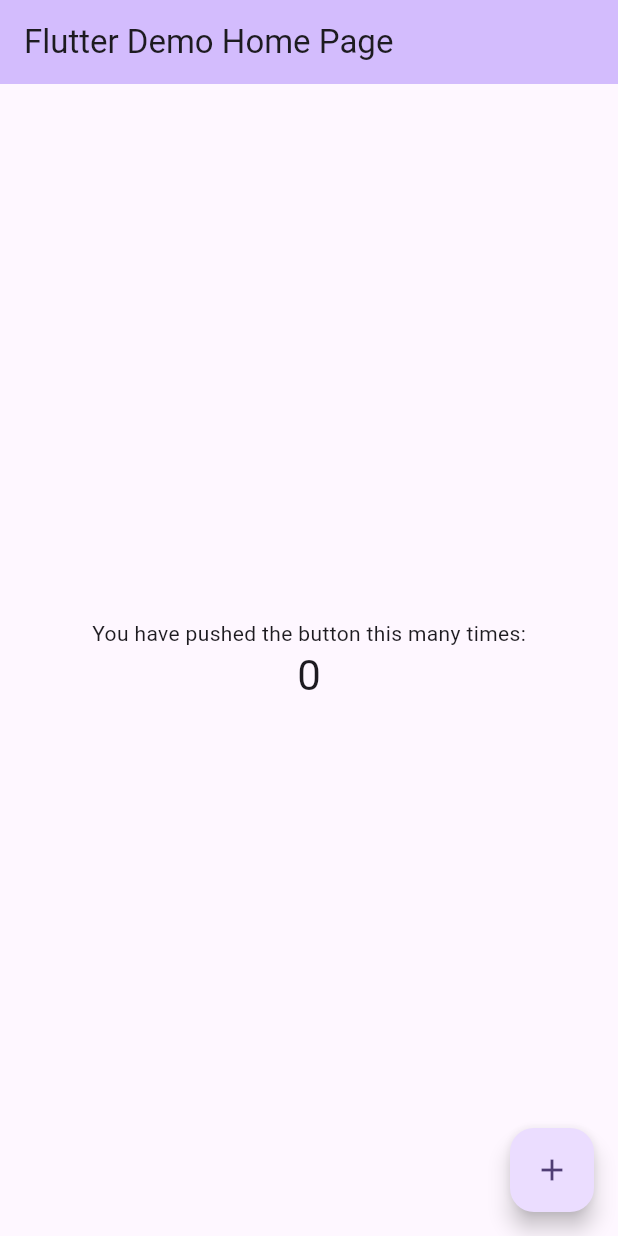
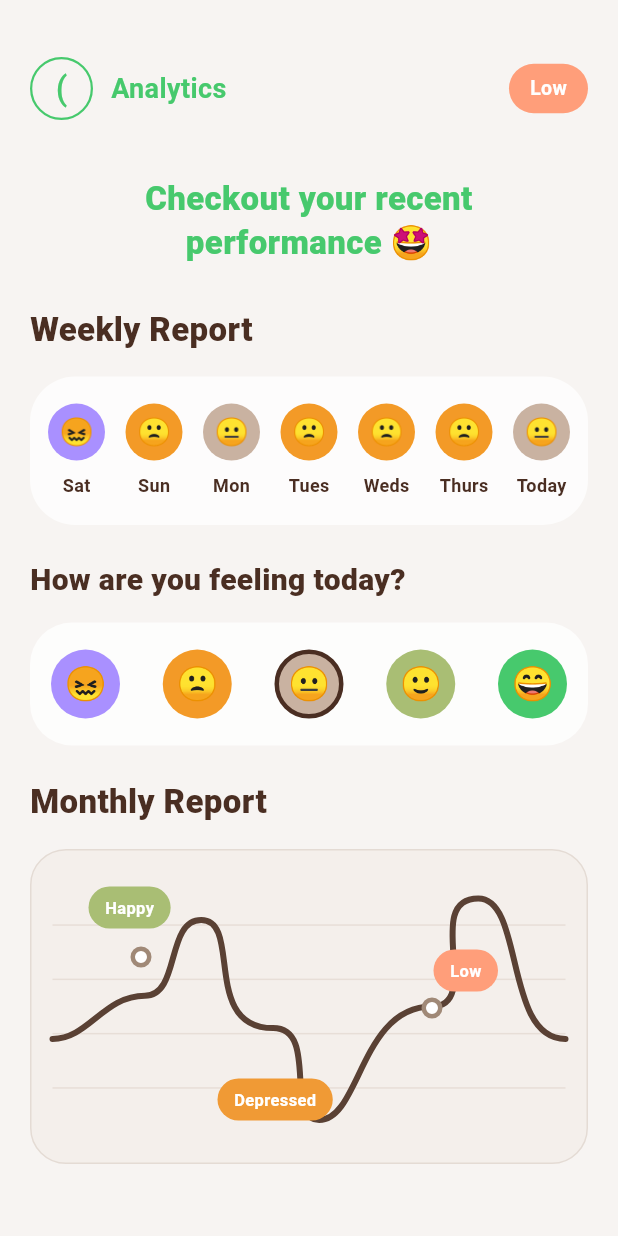
Before and after one commit to Steeve15/Assignment-MoKAM, a Flutter app: the screen it shows after launch, on a phone screen of 412 x 824 dp. Run offline on Flutter 3.47's test engine with Material 3 defaults, Android fonts, the phone set to English and light mode, and no system bars; our stand-ins replace cloud_firestore, firebase_core; accounts and stored records are empty.

Commit message:
Analytics screen added

```diff
--- /dev/null
+++ b/lib/controllers/analytics_controller.dart
@@ -0,0 +1,83 @@
+import '../models/analytics_model.dart';
+
+class AnalyticsController {
+  final List<MoodEntry> moodEntries = [
+    MoodEntry(
+      day: 'Sat',
+      emoji: '😖',
+      score: 1,
+      date: DateTime.now().subtract(const Duration(days: 6)),
+    ),
+    MoodEntry(
+      day: 'Sun',
+      emoji: '🙁',
+      score: 2,
+      date: DateTime.now().subtract(const Duration(days: 5)),
+    ),
+    MoodEntry(
+      day: 'Mon',
+      emoji: '😐',
+      score: 3,
+      date: DateTime.now().subtract(const Duration(days: 4)),
+    ),
+    MoodEntry(
+      day: 'Tues',
+      emoji: '🙁',
+      score: 2,
+      date: DateTime.now().subtract(const Duration(days: 3)),
+    ),
+    MoodEntry(
+      day: 'Weds',
+      emoji: '🙁',
+      score: 2,
+      date: DateTime.now().subtract(const Duration(days: 2)),
+    ),
+    MoodEntry(
+      day: 'Thurs',
+      emoji: '🙁',
+      score: 2,
+      date: DateTime.now().subtract(const Duration(days: 1)),
+    ),
+    MoodEntry(day: 'Today', emoji: '😐', score: 3, date: DateTime.now()),
+  ];
+
+  List<MoodEntry> getWeeklyMoods() {
+    return moodEntries;
+  }
+
+  MoodEntry getTodayMood() {
+    return moodEntries.firstWhere(
+      (entry) => entry.day == 'Today',
+      orElse: () =>
+          MoodEntry(day: 'Today', emoji: '😐', score: 3, date: DateTime.now()),
+    );
+  }
+
+  double getAverageMood() {
+    if (moodEntries.isEmpty) return 3.0;
+    final total = moodEntries.fold(0, (sum, item) => sum + item.score);
+    return total / moodEntries.length;
+  }
+
+  void updateTodayMood(String emoji, int score) {
+    final index = moodEntries.indexWhere((entry) => entry.day == 'Today');
+
+    if (index != -1) {
+      moodEntries[index] = MoodEntry(
+        day: 'Today',
+        emoji: emoji,
+        score: score,
+        date: DateTime.now(),
+      );
+    } else {
+      moodEntries.add(
+        MoodEntry(
+          day: 'Today',
+          emoji: emoji,
+          score: score,
+          date: DateTime.now(),
+        ),
+      );
+    }
+  }
+}
--- a/lib/main.dart
+++ b/lib/main.dart
@@ -1,6 +1,5 @@
 import 'package:flutter/material.dart';
-import 'package:firebase_core/firebase_core.dart';
-import 'firebase_options.dart';
+import '../views/analytics.dart';
 
 void main() {
   runApp(const MyApp());
@@ -9,124 +8,11 @@ void main() {
 class MyApp extends StatelessWidget {
   const MyApp({super.key});
 
-  // This widget is the root of your application.
   @override
   Widget build(BuildContext context) {
     return MaterialApp(
-      title: 'Flutter Demo',
-      theme: ThemeData(
-        // This is the theme of your application.
-        //
-        // TRY THIS: Try running your application with "flutter run". You'll see
-        // the application has a purple toolbar. Then, without quitting the app,
-        // try changing the seedColor in the colorScheme below to Colors.green
-        // and then invoke "hot reload" (save your changes or press the "hot
-        // reload" button in a Flutter-supported IDE, or press "r" if you used
-        // the command line to start the app).
-        //
-        // Notice that the counter didn't reset back to zero; the application
-        // state is not lost during the reload. To reset the state, use hot
-        // restart instead.
-        //
-        // This works for code too, not just values: Most code changes can be
-        // tested with just a hot reload.
-        colorScheme: ColorScheme.fromSeed(seedColor: Colors.deepPurple),
-      ),
-      home: const MyHomePage(title: 'Flutter Demo Home Page'),
+      debugShowCheckedModeBanner: false,
+      home: AnalyticsScreen(),
     );
   }
 }
-
-class MyHomePage extends StatefulWidget {
-  const MyHomePage({super.key, required this.title});
-
-  // This widget is the home page of your application. It is stateful, meaning
-  // that it has a State object (defined below) that contains fields that affect
-  // how it looks.
-
-  // This class is the configuration for the state. It holds the values (in this
-  // case the title) provided by the parent (in this case the App widget) and
-  // used by the build method of the State. Fields in a Widget subclass are
-  // always marked "final".
-
-  final String title;
-
-  @override
-  State<MyHomePage> createState() => _MyHomePageState();
-}
-
-class _MyHomePageState extends State<MyHomePage> {
-  int _counter = 0;
-
-  void _incrementCounter() {
-    setState(() {
-      // This call to setState tells the Flutter framework that something has
-      // changed in this State, which causes it to rerun the build method below
-      // so that the display can reflect the updated values. If we changed
-      // _counter without calling setState(), then the build method would not be
-      // called again, and so nothing would appear to happen.
-      _counter++;
-    });
-  }
-
-  void main() async {
-    WidgetsFlutterBinding.ensureInitialized();
-    await Firebase.initializeApp(
-      options: DefaultFirebaseOptions.currentPlatform,
-    );
-    runApp(const MyApp());
-  }
-
-  @override
-  Widget build(BuildContext context) {
-    // This method is rerun every time setState is called, for instance as done
-    // by the _incrementCounter method above.
-    //
-    // The Flutter framework has been optimized to make rerunning build methods
-    // fast, so that you can just rebuild anything that needs updating rather
-    // than having to individually change instances of widgets.
-    return Scaffold(
-      appBar: AppBar(
-        // TRY THIS: Try changing the color here to a specific color (to
-        // Colors.amber, perhaps?) and trigger a hot reload to see the AppBar
-        // change color while the other colors stay the same.
-        backgroundColor: Theme.of(context).colorScheme.inversePrimary,
-        // Here we take the value from the MyHomePage object that was created by
-        // the App.build method, and use it to set our appbar title.
-        title: Text(widget.title),
-      ),
-      body: Center(
-        // Center is a layout widget. It takes a single child and positions it
-        // in the middle of the parent.
-        child: Column(
-          // Column is also a layout widget. It takes a list of children and
-          // arranges them vertically. By default, it sizes itself to fit its
-          // children horizontally, and tries to be as tall as its parent.
-          //
-          // Column has various properties to control how it sizes itself and
-          // how it positions its children. Here we use mainAxisAlignment to
-          // center the children vertically; the main axis here is the vertical
-          // axis because Columns are vertical (the cross axis would be
-          // horizontal).
-          //
-          // TRY THIS: Invoke "debug painting" (choose the "Toggle Debug Paint"
-          // action in the IDE, or press "p" in the console), to see the
-          // wireframe for each widget.
-          mainAxisAlignment: MainAxisAlignment.center,
-          children: <Widget>[
-            const Text('You have pushed the button this many times:'),
-            Text(
-              '$_counter',
-              style: Theme.of(context).textTheme.headlineMedium,
-            ),
-          ],
-        ),
-      ),
-      floatingActionButton: FloatingActionButton(
-        onPressed: _incrementCounter,
-        tooltip: 'Increment',
-        child: const Icon(Icons.add),
-      ), // This trailing comma makes auto-formatting nicer for build methods.
-    );
-  }
-}
--- /dev/null
+++ b/lib/models/analytics_model.dart
@@ -0,0 +1,31 @@
+class MoodEntry {
+  final String day;
+  final String emoji;
+  final int score;
+  final DateTime date;
+
+  MoodEntry({
+    required this.day,
+    required this.emoji,
+    required this.score,
+    required this.date,
+  });
+
+  Map<String, dynamic> toMap() {
+    return {
+      'day': day,
+      'emoji': emoji,
+      'score': score,
+      'date': date.toIso8601String(),
+    };
+  }
+
+  factory MoodEntry.fromMap(Map<String, dynamic> map) {
+    return MoodEntry(
+      day: map['day'] ?? '',
+      emoji: map['emoji'] ?? '',
+      score: map['score'] ?? 3,
+      date: DateTime.parse(map['date']),
+    );
+  }
+}
--- /dev/null
+++ b/lib/views/analytics.dart
@@ -0,0 +1,484 @@
+import 'package:flutter/material.dart';
+import '../controllers/analytics_controller.dart';
+import '../models/analytics_model.dart';
+
+class AnalyticsScreen extends StatefulWidget {
+  const AnalyticsScreen({super.key});
+
+  @override
+  State<AnalyticsScreen> createState() => _AnalyticsScreenState();
+}
+
+class _AnalyticsScreenState extends State<AnalyticsScreen> {
+  final AnalyticsController controller = AnalyticsController();
+
+  final List<Map<String, dynamic>> emojiOptions = [
+    {'emoji': '😖', 'score': 1},
+    {'emoji': '🙁', 'score': 2},
+    {'emoji': '😐', 'score': 3},
+    {'emoji': '🙂', 'score': 4},
+    {'emoji': '😄', 'score': 5},
+  ];
+
+  String selectedEmoji = '😐';
+  int selectedScore = 3;
+
+  @override
+  void initState() {
+    super.initState();
+    selectedEmoji = controller.getTodayMood().emoji;
+    selectedScore = controller.getTodayMood().score;
+  }
+
+  Color getMoodColor(int score) {
+    switch (score) {
+      case 5:
+        return const Color(0xFF47C96D);
+      case 4:
+        return const Color(0xFFA9BE74);
+      case 3:
+        return const Color(0xFFC9B2A1);
+      case 2:
+        return const Color(0xFFF39A27);
+      case 1:
+      default:
+        return const Color(0xFFA990FF);
+    }
+  }
+
+  void selectMood(String emoji, int score) {
+    setState(() {
+      selectedEmoji = emoji;
+      selectedScore = score;
+      controller.updateTodayMood(emoji, score);
+    });
+  }
+
+  @override
+  Widget build(BuildContext context) {
+    final List<MoodEntry> moods = controller.getWeeklyMoods();
+    final double averageMood = controller.getAverageMood();
+
+    return Scaffold(
+      backgroundColor: const Color(0xFFF7F4F2),
+      body: SafeArea(
+        child: SingleChildScrollView(
+          padding: const EdgeInsets.symmetric(horizontal: 20, vertical: 12),
+          child: Column(
+            crossAxisAlignment: CrossAxisAlignment.start,
+            children: [
+              const SizedBox(height: 26),
+
+              Row(
+                children: [
+                  Container(
+                    width: 42,
+                    height: 42,
+                    decoration: BoxDecoration(
+                      shape: BoxShape.circle,
+                      border: Border.all(
+                        color: const Color(0xFF47C96D),
+                        width: 1.5,
+                      ),
+                    ),
+                    child: const Center(
+                      child: Text(
+                        "(",
+                        style: TextStyle(
+                          color: Color(0xFF47C96D),
+                          fontSize: 22,
+                          fontWeight: FontWeight.w500,
+                        ),
+                      ),
+                    ),
+                  ),
+                  const SizedBox(width: 12),
+                  const Text(
+                    "Analytics",
+                    style: TextStyle(
+                      color: Color(0xFF47C96D),
+                      fontSize: 18,
+                      fontWeight: FontWeight.w700,
+                    ),
+                  ),
+                  const Spacer(),
+                  Container(
+                    padding: const EdgeInsets.symmetric(
+                      horizontal: 14,
+                      vertical: 7,
+                    ),
+                    decoration: BoxDecoration(
+                      color: const Color(0xFFFF9E7A),
+                      borderRadius: BorderRadius.circular(20),
+                    ),
+                    child: const Text(
+                      "Low",
+                      style: TextStyle(
+                        color: Colors.white,
+                        fontWeight: FontWeight.w700,
+                        fontSize: 13,
+                      ),
+                    ),
+                  ),
+                ],
+              ),
+
+              const SizedBox(height: 38),
+
+              const Center(
+                child: Text(
+                  "Checkout your recent\nperformance 🤩",
+                  textAlign: TextAlign.center,
+                  style: TextStyle(
+                    color: Color(0xFF47C96D),
+                    fontSize: 22,
+                    fontWeight: FontWeight.w800,
+                    height: 1.3,
+                  ),
+                ),
+              ),
+
+              const SizedBox(height: 28),
+
+              const Text(
+                "Weekly Report",
+                style: TextStyle(
+                  color: Color(0xFF4A2E22),
+                  fontSize: 22,
+                  fontWeight: FontWeight.w900,
+                ),
+              ),
+
+              const SizedBox(height: 16),
+
+              Container(
+                width: double.infinity,
+                padding: const EdgeInsets.symmetric(
+                  horizontal: 12,
+                  vertical: 18,
+                ),
+                decoration: BoxDecoration(
+                  color: Colors.white.withOpacity(0.75),
+                  borderRadius: BorderRadius.circular(30),
+                ),
+                child: Row(
+                  mainAxisAlignment: MainAxisAlignment.spaceBetween,
+                  children: moods.map((mood) {
+                    return MoodDayWidget(
+                      emoji: mood.emoji,
+                      day: mood.day,
+                      bgColor: getMoodColor(mood.score),
+                    );
+                  }).toList(),
+                ),
+              ),
+
+              const SizedBox(height: 22),
+
+              const Text(
+                "How are you feeling today?",
+                style: TextStyle(
+                  color: Color(0xFF4A2E22),
+                  fontSize: 20,
+                  fontWeight: FontWeight.w900,
+                ),
+              ),
+
+              const SizedBox(height: 14),
+
+              Container(
+                width: double.infinity,
+                padding: const EdgeInsets.symmetric(
+                  horizontal: 14,
+                  vertical: 18,
+                ),
+                decoration: BoxDecoration(
+                  color: Colors.white.withOpacity(0.78),
+                  borderRadius: BorderRadius.circular(28),
+                ),
+                child: Row(
+                  mainAxisAlignment: MainAxisAlignment.spaceBetween,
+                  children: emojiOptions.map((item) {
+                    final bool isSelected = selectedEmoji == item['emoji'];
+
+                    return GestureDetector(
+                      onTap: () => selectMood(
+                        item['emoji'] as String,
+                        item['score'] as int,
+                      ),
+                      child: AnimatedContainer(
+                        duration: const Duration(milliseconds: 200),
+                        width: 46,
+                        height: 46,
+                        decoration: BoxDecoration(
+                          color: getMoodColor(item['score'] as int),
+                          shape: BoxShape.circle,
+                          border: isSelected
+                              ? Border.all(
+                                  color: const Color(0xFF4A2E22),
+                                  width: 3,
+                                )
+                              : null,
+                        ),
+                        child: Center(
+                          child: Text(
+                            item['emoji'] as String,
+                            style: const TextStyle(fontSize: 22),
+                          ),
+                        ),
+                      ),
+                    );
+                  }).toList(),
+                ),
+              ),
+
+              const SizedBox(height: 22),
+
+              const Text(
+                "Monthly Report",
+                style: TextStyle(
+                  color: Color(0xFF4A2E22),
+                  fontSize: 22,
+                  fontWeight: FontWeight.w900,
+                ),
+              ),
+
+              const SizedBox(height: 16),
+
+              MonthlyGraphCard(averageMood: averageMood),
+
+              const SizedBox(height: 12),
+            ],
+          ),
+        ),
+      ),
+    );
+  }
+}
+
+class MoodDayWidget extends StatelessWidget {
+  final String emoji;
+  final String day;
+  final Color bgColor;
+
+  const MoodDayWidget({
+    super.key,
+    required this.emoji,
+    required this.day,
+    required this.bgColor,
+  });
+
+  @override
+  Widget build(BuildContext context) {
+    return Column(
+      children: [
+        Container(
+          width: 38,
+          height: 38,
+          decoration: BoxDecoration(color: bgColor, shape: BoxShape.circle),
+          child: Center(
+            child: Text(emoji, style: const TextStyle(fontSize: 18)),
+          ),
+        ),
+        const SizedBox(height: 8),
+        Text(
+          day,
+          style: const TextStyle(
+            color: Color(0xFF4A2E22),
+            fontWeight: FontWeight.w700,
+            fontSize: 12,
+          ),
+        ),
+      ],
+    );
+  }
+}
+
+class MonthlyGraphCard extends StatelessWidget {
+  final double averageMood;
+
+  const MonthlyGraphCard({super.key, required this.averageMood});
+
+  String getMoodLabel(double value) {
+    if (value >= 4) return "Happy";
+    if (value >= 3) return "Neutral";
+    if (value >= 2) return "Low";
+    return "Depressed";
+  }
+
+  Color getMoodColor(double value) {
+    if (value >= 4) return const Color(0xFFA9BE74);
+    if (value >= 3) return const Color(0xFFA47A5A);
+    if (value >= 2) return const Color(0xFFFF9E7A);
+    return const Color(0xFFF09A35);
+  }
+
+  @override
+  Widget build(BuildContext context) {
+    final moodLabel = getMoodLabel(averageMood);
+    final moodColor = getMoodColor(averageMood);
+
+    return Container(
+      width: double.infinity,
+      height: 210,
+      padding: const EdgeInsets.all(14),
+      decoration: BoxDecoration(
+        color: const Color(0xFFF4EFEB),
+        borderRadius: BorderRadius.circular(24),
+        border: Border.all(color: const Color(0xFFE4DBD4)),
+      ),
+      child: Stack(
+        children: [
+          Column(
+            mainAxisAlignment: MainAxisAlignment.spaceEvenly,
+            children: List.generate(
+              4,
+              (index) => Container(
+                width: double.infinity,
+                height: 1,
+                color: const Color(0xFFE7DED7),
+              ),
+            ),
+          ),
+          Positioned.fill(child: CustomPaint(painter: MoodGraphPainter())),
+          const Positioned(
+            left: 24,
+            top: 10,
+            child: _GraphTag(text: "Happy", color: Color(0xFFA9BE74)),
+          ),
+          const Positioned(left: 52, top: 50, child: _GraphPoint()),
+          Positioned(
+            right: 45,
+            top: 52,
+            child: _GraphTag(text: moodLabel, color: moodColor),
+          ),
+          const Positioned(right: 82, top: 84, child: _GraphPoint()),
+          const Positioned(
+            left: 110,
+            bottom: 14,
+            child: _GraphTag(text: "Depressed", color: Color(0xFFF09A35)),
+          ),
+        ],
+      ),
+    );
+  }
+}
+
+class _GraphTag extends StatelessWidget {
+  final String text;
+  final Color color;
+
+  const _GraphTag({required this.text, required this.color});
+
+  @override
+  Widget build(BuildContext context) {
+    return Container(
+      padding: const EdgeInsets.symmetric(horizontal: 11, vertical: 6),
+      decoration: BoxDecoration(
+        color: color,
+        borderRadius: BorderRadius.circular(18),
+      ),
+      child: Text(
+        text,
+        style: const TextStyle(
+          color: Colors.white,
+          fontSize: 11,
+          fontWeight: FontWeight.w700,
+        ),
+      ),
+    );
+  }
+}
+
+class _GraphPoint extends StatelessWidget {
+  const _GraphPoint();
+
+  @override
+  Widget build(BuildContext context) {
+    return Container(
+      width: 14,
+      height: 14,
+      decoration: BoxDecoration(
+        color: Colors.white,
+        shape: BoxShape.circle,
+        border: Border.all(color: const Color(0xFFA08977), width: 3),
+      ),
+    );
+  }
+}
+
+class MoodGraphPainter extends CustomPainter {
+  @override
+  void paint(Canvas canvas, Size size) {
+    final paint = Paint()
+      ..color = const Color(0xFF5A4134)
+      ..strokeWidth = 4
+      ..style = PaintingStyle.stroke
+      ..strokeCap = StrokeCap.round;
+
+    final path = Path();
+
+    path.moveTo(0, size.height * 0.62);
+    path.cubicTo(
+      size.width * 0.07,
+      size.height * 0.62,
+      size.width * 0.10,
+      size.height * 0.46,
+      size.width * 0.18,
+      size.height * 0.46,
+    );
+    path.cubicTo(
+      size.width * 0.25,
+      size.height * 0.46,
+      size.width * 0.22,
+      size.height * 0.18,
+      size.width * 0.29,
+      size.height * 0.18,
+    );
+    path.cubicTo(
+      size.width * 0.37,
+      size.height * 0.18,
+      size.width * 0.29,
+      size.height * 0.58,
+      size.width * 0.43,
+      size.height * 0.58,
+    );
+    path.cubicTo(
+      size.width * 0.52,
+      size.height * 0.58,
+      size.width * 0.45,
+      size.height * 0.92,
+      size.width * 0.52,
+      size.height * 0.92,
+    );
+    path.cubicTo(
+      size.width * 0.60,
+      size.height * 0.92,
+      size.width * 0.60,
+      size.height * 0.50,
+      size.width * 0.74,
+      size.height * 0.50,
+    );
+    path.cubicTo(
+      size.width * 0.84,
+      size.height * 0.50,
+      size.width * 0.72,
+      size.height * 0.10,
+      size.width * 0.83,
+      size.height * 0.10,
+    );
+    path.cubicTo(
+      size.width * 0.92,
+      size.height * 0.10,
+      size.width * 0.88,
+      size.height * 0.62,
+      size.width,
+      size.height * 0.62,
+    );
+
+    canvas.drawPath(path, paint);
+  }
+
+  @override
+  bool shouldRepaint(covariant CustomPainter oldDelegate) => false;
+}
```
